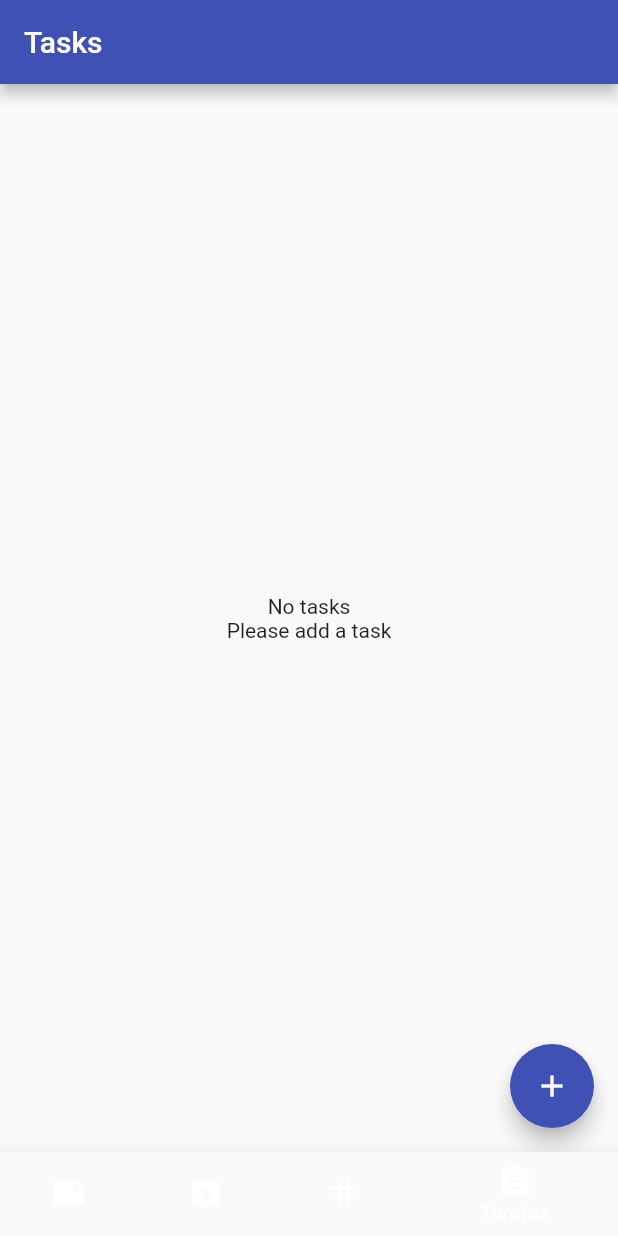
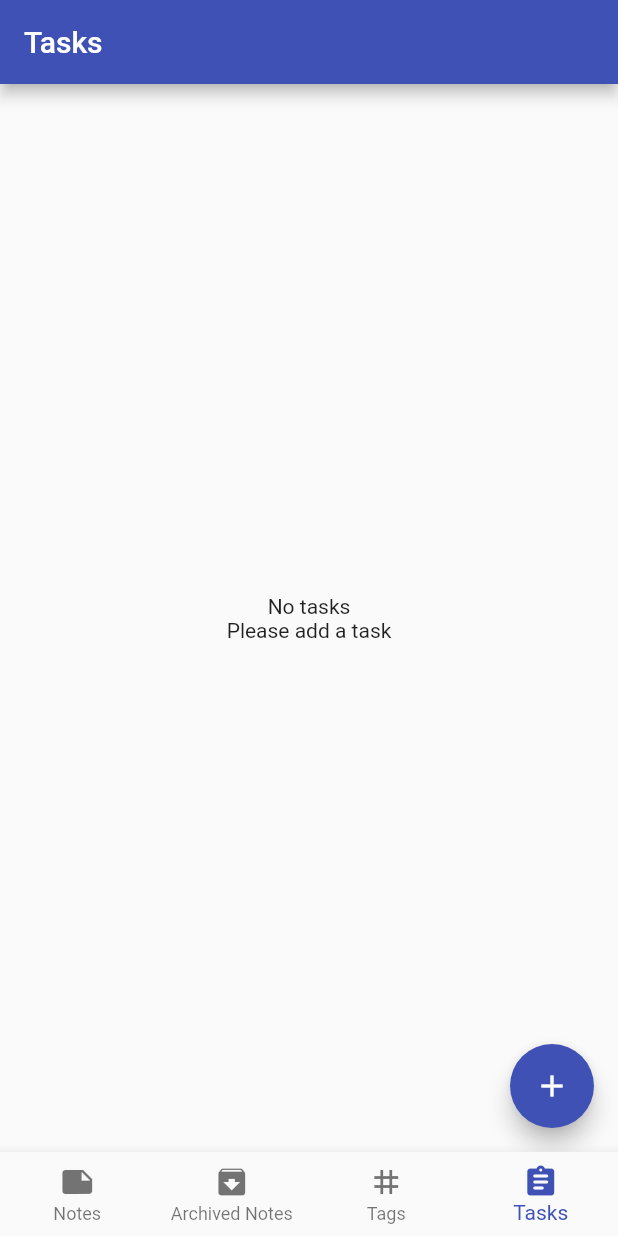
Before and after one commit to req-2020-2-empty-coffee-cups/notorious-note-tradicional, a Flutter app: the screen it shows after launch, item 4 of the bottom bar chosen, on a phone screen of 412 x 824 dp. Run offline on Flutter 3.47's test engine with Material 2 defaults, Android fonts, the phone set to English and light mode, and no system bars; our stand-ins replace sqflite; accounts and stored records are empty.

Commit message:
Corrigir problemas de cor na navegação
- Corrigir bug que modificava o estilo da barra de navegação
- Aumentar versão para 1.1.0+110

```diff
--- a/lib/pages/home_page.dart
+++ b/lib/pages/home_page.dart
@@ -29,6 +29,8 @@ class _HomePageState extends State<HomePage> {
         },
       ),
       bottomNavigationBar: BottomNavigationBar(
+        type: BottomNavigationBarType.fixed,
+        fixedColor: Colors.indigo,
         items: _pageArray.map((item) => item.pageBarItem).toList(),
         currentIndex: _pageIndex,
         onTap: (index) {
@@ -68,7 +70,7 @@ class _HomePageState extends State<HomePage> {
           pageObject: TaskPage(database: Provider.of<Database>(context, listen: false)),
           pageAppBar: AppBar(title: Text("Tasks")),
           pageBarItem: BottomNavigationBarItem(
-              icon: Icon(Icons.assignment_rounded), label: "Tarefas")),
+              icon: Icon(Icons.assignment_rounded), label: "Tasks")),
     ];
   }
 }
--- a/pubspec.yaml
+++ b/pubspec.yaml
@@ -15,7 +15,7 @@ publish_to: 'none' # Remove this line if you wish to publish to pub.dev
 # In iOS, build-name is used as CFBundleShortVersionString while build-number used as CFBundleVersion.
 # Read more about iOS versioning at
 # https://developer.apple.com/library/archive/documentation/General/Reference/InfoPlistKeyReference/Articles/CoreFoundationKeys.html
-version: 1.0.1+101
+version: 1.1.0+110
 
 environment:
   sdk: ">=2.7.0 <3.0.0"
```
